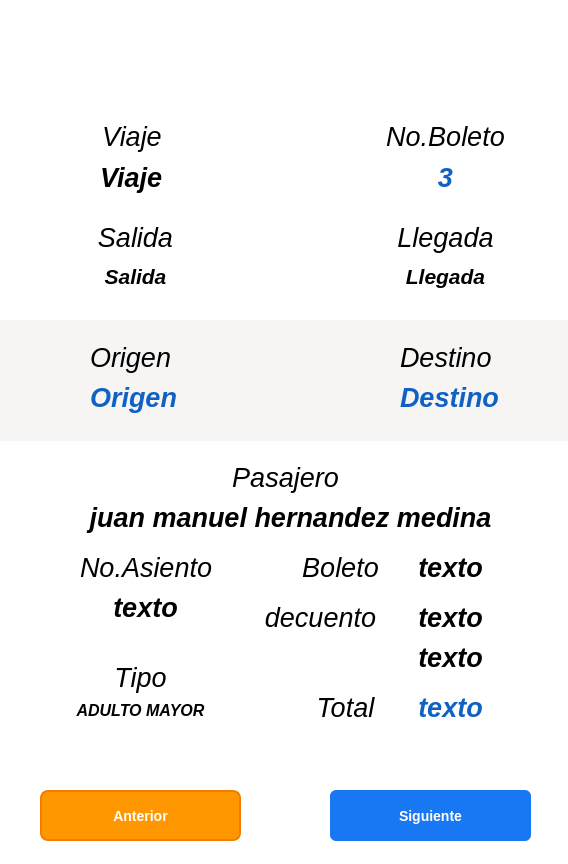
Old version of the form vista/compartido/boletoWidget.ui in the repository rubenap18/tcn2.
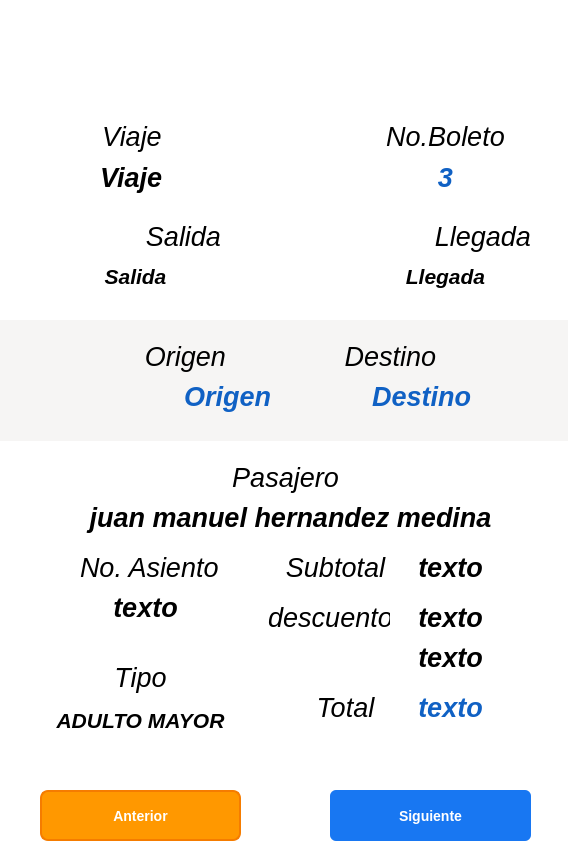
New version of the form. Icons and pictures are not drawn.

Commit message: Corrigiendo estetica del boleto y consultas de asientos

Patch:
```diff
--- a/vista/compartido/boletoWidget.ui
+++ b/vista/compartido/boletoWidget.ui
@@ -137,7 +137,7 @@
      <rect>
       <x>110</x>
       <y>380</y>
-      <width>91</width>
+      <width>181</width>
       <height>34</height>
      </rect>
     </property>
@@ -156,13 +156,13 @@
 </string>
     </property>
     <property name="text">
-     <string>Origen</string>
+     <string>&lt;html&gt;&lt;head/&gt;&lt;body&gt;&lt;p align=&quot;right&quot;&gt;Origen&lt;/p&gt;&lt;/body&gt;&lt;/html&gt;</string>
     </property>
    </widget>
    <widget class="QLabel" name="label_estatico_origen">
     <property name="geometry">
      <rect>
-      <x>110</x>
+      <x>160</x>
       <y>340</y>
       <width>91</width>
       <height>34</height>
@@ -180,15 +180,15 @@
 background-color: rgb(246, 245, 244);</string>
     </property>
     <property name="text">
-     <string>Origen</string>
+     <string>&lt;html&gt;&lt;head/&gt;&lt;body&gt;&lt;p align=&quot;center&quot;&gt;Origen&lt;/p&gt;&lt;/body&gt;&lt;/html&gt;</string>
     </property>
    </widget>
    <widget class="QLabel" name="label_dinamico_destino">
     <property name="geometry">
      <rect>
-      <x>420</x>
+      <x>330</x>
       <y>380</y>
-      <width>101</width>
+      <width>161</width>
       <height>34</height>
      </rect>
     </property>
@@ -207,13 +207,13 @@
 </string>
     </property>
     <property name="text">
-     <string>Destino</string>
+     <string>&lt;html&gt;&lt;head/&gt;&lt;body&gt;&lt;p align=&quot;right&quot;&gt;Destino&lt;/p&gt;&lt;/body&gt;&lt;/html&gt;</string>
     </property>
    </widget>
    <widget class="QLabel" name="label_estatico_destino">
     <property name="geometry">
      <rect>
-      <x>420</x>
+      <x>360</x>
       <y>340</y>
       <width>101</width>
       <height>34</height>
@@ -231,7 +231,7 @@
 background-color: rgb(246, 245, 244);</string>
     </property>
     <property name="text">
-     <string>Destino</string>
+     <string>&lt;html&gt;&lt;head/&gt;&lt;body&gt;&lt;p align=&quot;center&quot;&gt;Destino&lt;/p&gt;&lt;/body&gt;&lt;/html&gt;</string>
     </property>
    </widget>
    <widget class="QLabel" name="label_dinamico_numboleto">
@@ -312,7 +312,7 @@
 </string>
     </property>
     <property name="text">
-     <string>Salida</string>
+     <string>&lt;html&gt;&lt;head/&gt;&lt;body&gt;&lt;p align=&quot;right&quot;&gt;Salida&lt;/p&gt;&lt;/body&gt;&lt;/html&gt;</string>
     </property>
     <property name="alignment">
      <set>Qt::AlignmentFlag::AlignCenter</set>
@@ -396,7 +396,7 @@
 </string>
     </property>
     <property name="text">
-     <string>Llegada</string>
+     <string>&lt;html&gt;&lt;head/&gt;&lt;body&gt;&lt;p align=&quot;right&quot;&gt;Llegada&lt;/p&gt;&lt;/body&gt;&lt;/html&gt;</string>
     </property>
     <property name="alignment">
      <set>Qt::AlignmentFlag::AlignCenter</set>
@@ -511,7 +511,7 @@
 </string>
     </property>
     <property name="text">
-     <string>No.Asiento</string>
+     <string>No. Asiento</string>
     </property>
    </widget>
    <widget class="QLabel" name="label_dinamico_tipopasajero">
@@ -520,26 +520,26 @@
       <x>60</x>
       <y>690</y>
       <width>201</width>
-      <height>41</height>
+      <height>61</height>
      </rect>
     </property>
     <property name="font">
      <font>
-      <pointsize>20</pointsize>
+      <pointsize>-1</pointsize>
       <italic>true</italic>
       <bold>true</bold>
      </font>
     </property>
     <property name="styleSheet">
      <string notr="true">border:none;
-
+font-size: 24px;
 
 
 
 </string>
     </property>
     <property name="text">
-     <string>&lt;html&gt;&lt;head/&gt;&lt;body&gt;&lt;p&gt;&lt;span style=&quot; font-size:12pt;&quot;&gt;ADULTO MAYOR&lt;/span&gt;&lt;/p&gt;&lt;/body&gt;&lt;/html&gt;</string>
+     <string>&lt;html&gt;&lt;head/&gt;&lt;body&gt;&lt;p&gt;&lt;span style=&quot; font-size:16pt;&quot;&gt;ADULTO MAYOR&lt;/span&gt;&lt;/p&gt;&lt;/body&gt;&lt;/html&gt;</string>
     </property>
     <property name="alignment">
      <set>Qt::AlignmentFlag::AlignCenter</set>
@@ -576,9 +576,9 @@
    <widget class="QLabel" name="label_estatico_precioboleto">
     <property name="geometry">
      <rect>
-      <x>320</x>
+      <x>300</x>
       <y>550</y>
-      <width>81</width>
+      <width>111</width>
       <height>34</height>
      </rect>
     </property>
@@ -595,7 +595,7 @@
 </string>
     </property>
     <property name="text">
-     <string>Boleto</string>
+     <string>Subtotal</string>
     </property>
     <property name="alignment">
      <set>Qt::AlignmentFlag::AlignCenter</set>
@@ -635,7 +635,7 @@
    <widget class="QLabel" name="label_estatico_descuento">
     <property name="geometry">
      <rect>
-      <x>270</x>
+      <x>280</x>
       <y>600</y>
       <width>141</width>
       <height>34</height>
@@ -654,7 +654,7 @@
 </string>
     </property>
     <property name="text">
-     <string>decuento</string>
+     <string>descuento</string>
     </property>
     <property name="alignment">
      <set>Qt::AlignmentFlag::AlignCenter</set>
```
The commit also changes 6 other files.
